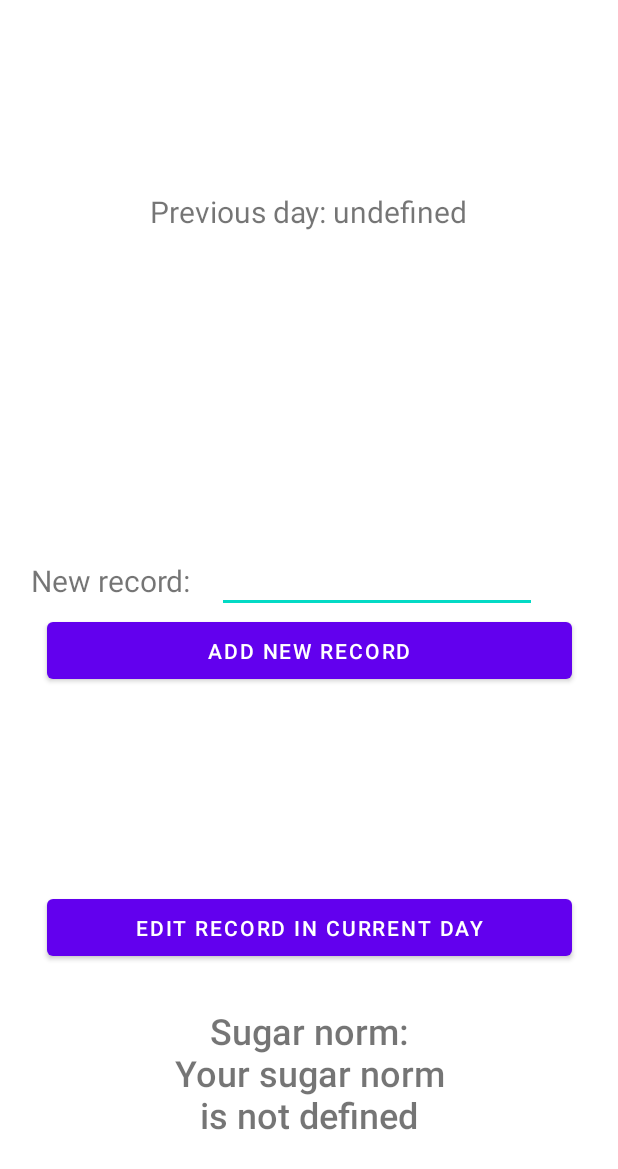
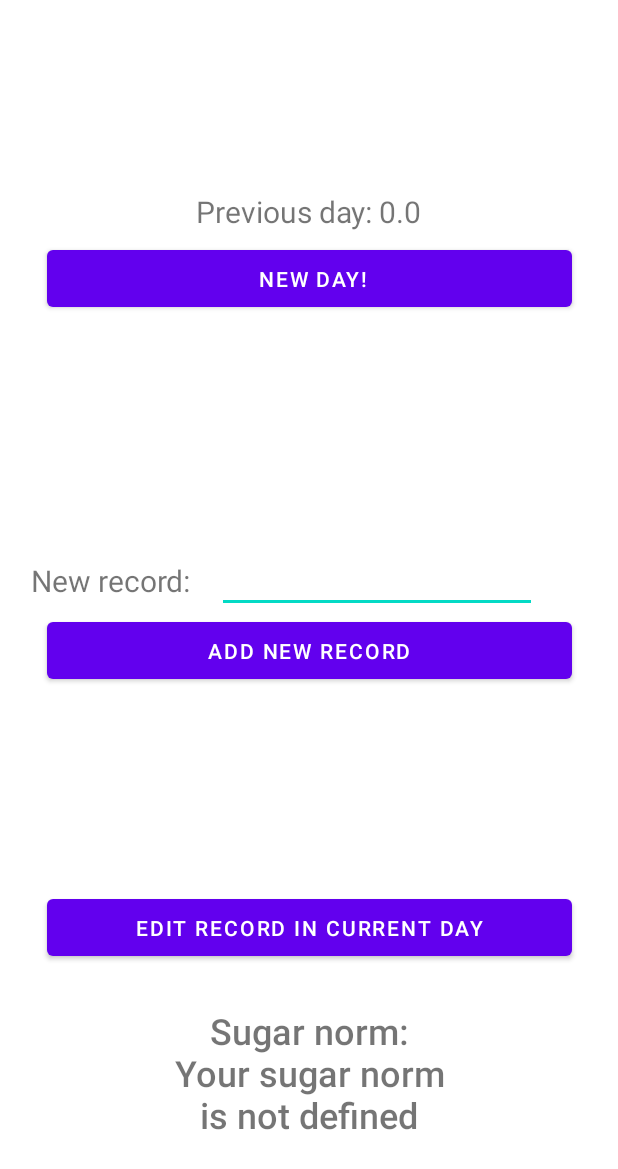
Before and after one commit to TheSawIsTheLaw/SugarEatenController, an Android app: the screen it shows after launch (MainActivity), on a phone screen of 412 x 824 dp. Shown: the top 1169 px of the screen. Run offline under Robolectric (Android 15) with nearby library versions, the light colour scheme and no system bars.

Commit message:
ADD: starts of logic with preferences

```diff
--- a/SugarEatenController/app/build.gradle
+++ b/SugarEatenController/app/build.gradle
@@ -46,4 +46,5 @@ dependencies {
     testImplementation 'junit:junit:4.+'
     androidTestImplementation 'androidx.test.ext:junit:1.1.3'
     androidTestImplementation 'androidx.test.espresso:espresso-core:3.4.0'
+    implementation 'com.google.code.gson:gson:2.8.6'
 }
--- a/SugarEatenController/app/src/main/java/com/example/sugareatencontroller/MainMenu.kt
+++ b/SugarEatenController/app/src/main/java/com/example/sugareatencontroller/MainMenu.kt
@@ -1,16 +1,45 @@
 package com.example.sugareatencontroller
 
+import android.annotation.SuppressLint
+import android.content.Context
+import android.content.SharedPreferences
 import android.os.Bundle
 import androidx.fragment.app.Fragment
 import android.view.LayoutInflater
 import android.view.View
 import android.view.ViewGroup
+import android.widget.Toast
 import androidx.navigation.Navigation
 import com.example.sugareatencontroller.databinding.FragmentMainMenuBinding
+import java.sql.Time
 
 class MainMenu : Fragment()
 {
     lateinit var binding: FragmentMainMenuBinding
+    lateinit var preferences: SharedPreferences
+
+    @SuppressLint("SetTextI18n")
+    fun preparePrevDay()
+    {
+        binding.prevDayInfo.text =
+            "${getString(R.string.previous_day)} ${preferences.getFloat("prevDayResult", 0.0f)}"
+    }
+
+    fun setNewDay()
+    {
+        val editor = preferences.edit()
+        editor.putFloat("prevDayResult", preferences.getFloat("currentDayResult", 0.0f))
+        editor.apply()
+        Toast.makeText(requireContext(), "Wow, new day!", Toast.LENGTH_SHORT).show()
+    }
+
+    fun addToCurrentSugarList(sugarAmount: Float)
+    {
+        val gotSetOfAmounts = preferences.getStringSet("currentSugarAmounts", mutableSetOf())
+        val gotSetOfTimes = preferences.getStringSet("currentTimesAmounts", mutableSetOf())
+
+        gotSetOfAmounts.add()
+    }
 
     override fun onCreateView(
         inflater: LayoutInflater, container: ViewGroup?,
@@ -19,11 +48,19 @@ class MainMenu : Fragment()
     {
         binding = FragmentMainMenuBinding.inflate(layoutInflater)
 
+        preferences = requireContext().getSharedPreferences("SugarInfo", Context.MODE_PRIVATE)
+
+        preparePrevDay()
+
         binding.EditCurrentDayButton.setOnClickListener {
             Navigation.findNavController(requireView())
                 .navigate(R.id.action_mainMenu_to_changeRecord)
         }
 
+        binding.newDayButton.setOnClickListener {
+            setNewDay()
+        }
+
         return binding.root
     }
 }
--- a/SugarEatenController/app/src/main/res/layout/fragment_main_menu.xml
+++ b/SugarEatenController/app/src/main/res/layout/fragment_main_menu.xml
@@ -76,6 +76,15 @@
         app:layout_constraintVertical_bias="0.0" />
 
     <Button
+        android:id="@+id/newDayButton"
+        android:layout_width="350dp"
+        android:layout_height="50dp"
+        android:text=" New day!"
+        app:layout_constraintEnd_toEndOf="parent"
+        app:layout_constraintStart_toStartOf="parent"
+        app:layout_constraintTop_toBottomOf="@+id/prevDayInfo" />
+
+    <Button
         android:id="@+id/EditCurrentDayButton"
         android:layout_width="350dp"
         android:layout_height="50dp"
--- a/SugarEatenController/app/src/main/res/values/strings.xml
+++ b/SugarEatenController/app/src/main/res/values/strings.xml
@@ -1,11 +1,9 @@
 <resources>
     <string name="app_name">SugarEatenController</string>
     <string name="sugar_norm">Sugar norm:\nYour sugar norm is not defined</string>
-    <string name="previous_day">Previous day: undefined</string>
+    <string name="previous_day">Previous day:</string>
     <string name="new_record_label">New record:</string>
     <string name="add_new_record_button">Add new record</string>
     <string name="edit_record_in_current_day_button">Edit record in current day</string>
-    <!-- TODO: Remove or change this placeholder text -->
-    <string name="hello_blank_fragment">Hello blank fragment</string>
     <string name="change_chosen_record">Change chosen record</string>
 </resources>
```
